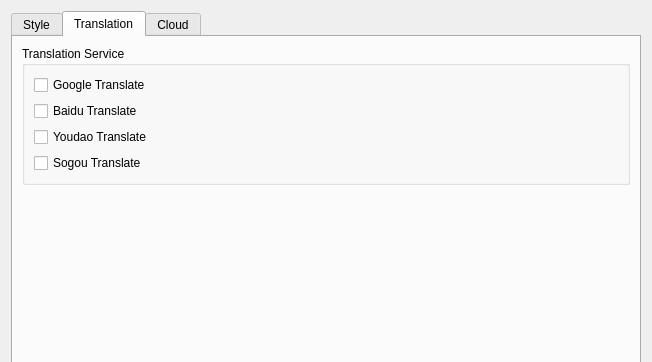
The window that client/preferencedialog.ui (missdeer/KarenMeu) describes before a commit, drawn with Qt 5; both pictures show x 0 to 652 and y 0 to 362 of the 652 by 520 pixel window.
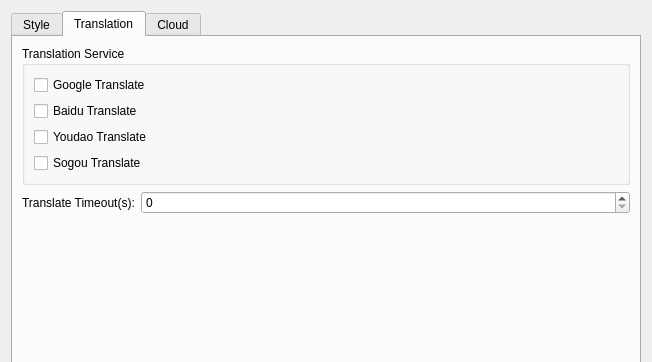
The same window after the commit. The open tabs and pages were chosen to show the change. Icons and pictures are not drawn.

Commit message: (*)configurable translate timeout

Patch:
```diff
--- a/client/preferencedialog.ui
+++ b/client/preferencedialog.ui
@@ -339,8 +339,8 @@
       <attribute name="title">
        <string>Translation</string>
       </attribute>
-      <layout class="QVBoxLayout" name="verticalLayout_4">
-       <item>
+      <layout class="QFormLayout" name="formLayout_3">
+       <item row="0" column="0" colspan="2">
         <widget class="QGroupBox" name="groupBox">
          <property name="title">
           <string>Translation Service</string>
@@ -393,18 +393,19 @@
          </layout>
         </widget>
        </item>
-       <item>
-        <spacer name="verticalSpacer">
-         <property name="orientation">
-          <enum>Qt::Vertical</enum>
+       <item row="1" column="0">
+        <widget class="QLabel" name="label_10">
+         <property name="text">
+          <string>Translate Timeout(s):</string>
          </property>
-         <property name="sizeHint" stdset="0">
-          <size>
-           <width>20</width>
-           <height>40</height>
-          </size>
+        </widget>
+       </item>
+       <item row="1" column="1">
+        <widget class="QSpinBox" name="sbTranslateTimeout">
+         <property name="maximum">
+          <number>90</number>
          </property>
-        </spacer>
+        </widget>
        </item>
       </layout>
      </widget>
```
The commit also changes 6 other files.
